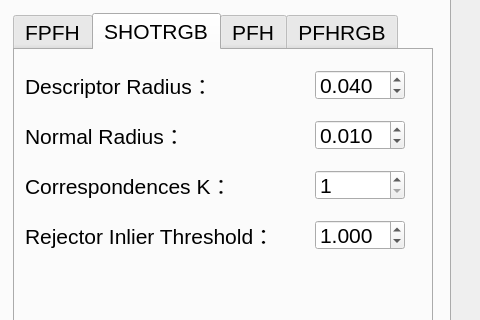
The window that OBJ_Auto_SCAN/MainWindow.ui (WSX741405/ITM_Auto_SCAN) describes before a commit, drawn with Qt 5; both pictures show x 799 to 1279 and y 350 to 670 of the 1279 by 850 pixel window.
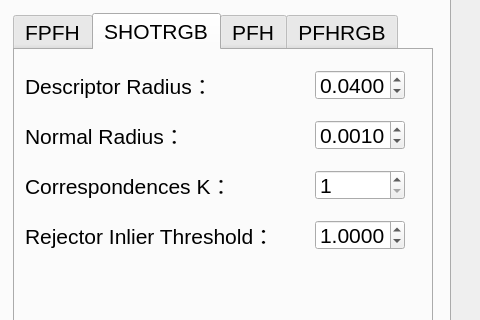
The same window after the commit. The open tabs and pages were chosen to show the change. Custom widgets are drawn as their Qt base class.

Patch:
```diff
--- a/OBJ_Auto_SCAN/MainWindow.ui
+++ b/OBJ_Auto_SCAN/MainWindow.ui
@@ -1511,10 +1511,10 @@
          </rect>
         </property>
         <property name="decimals">
-         <number>3</number>
+         <number>4</number>
         </property>
         <property name="minimum">
-         <double>0.001000000000000</double>
+         <double>0.000100000000000</double>
         </property>
         <property name="maximum">
          <double>1.000000000000000</double>
@@ -1523,7 +1523,7 @@
          <double>0.010000000000000</double>
         </property>
         <property name="value">
-         <double>0.010000000000000</double>
+         <double>0.001000000000000</double>
         </property>
        </widget>
        <widget class="QLabel" name="_shotCorrespondencesKLabel">
@@ -1549,10 +1549,10 @@
          </rect>
         </property>
         <property name="decimals">
-         <number>3</number>
+         <number>4</number>
         </property>
         <property name="minimum">
-         <double>0.001000000000000</double>
+         <double>0.000100000000000</double>
         </property>
         <property name="maximum">
          <double>1.000000000000000</double>
@@ -1574,10 +1574,10 @@
          </rect>
         </property>
         <property name="decimals">
-         <number>3</number>
+         <number>4</number>
         </property>
         <property name="minimum">
-         <double>0.001000000000000</double>
+         <double>0.000100000000000</double>
         </property>
         <property name="singleStep">
          <double>0.100000000000000</double>
```
Left out of the diff: 64 changed lines with no effect on the pictures.
